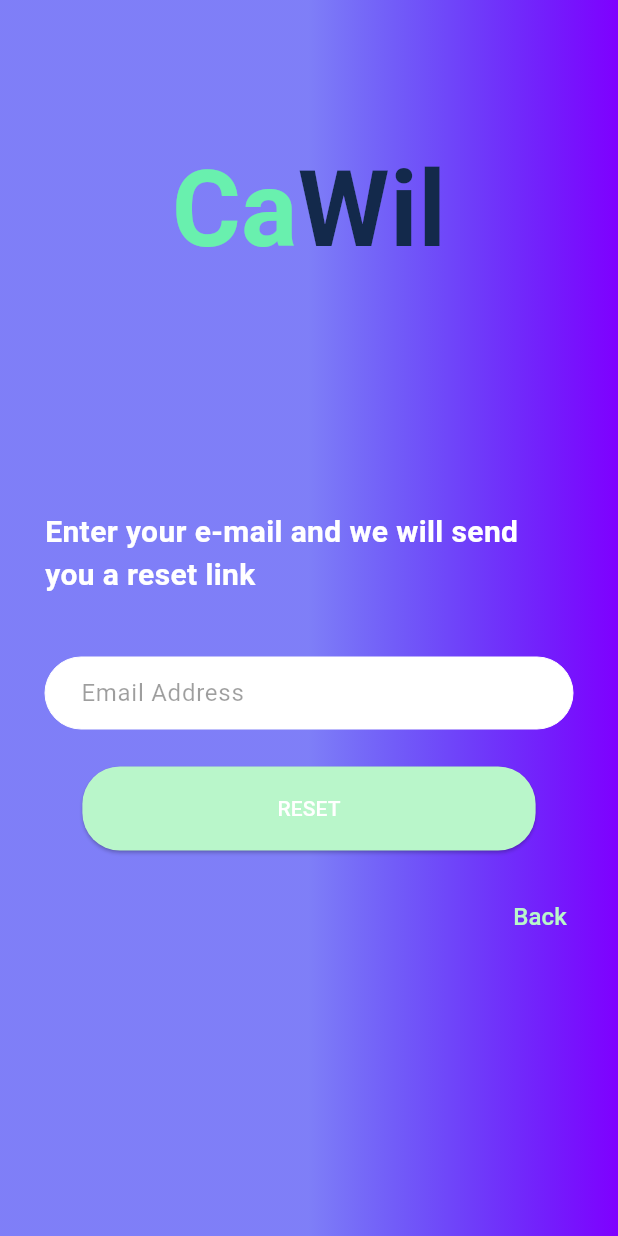
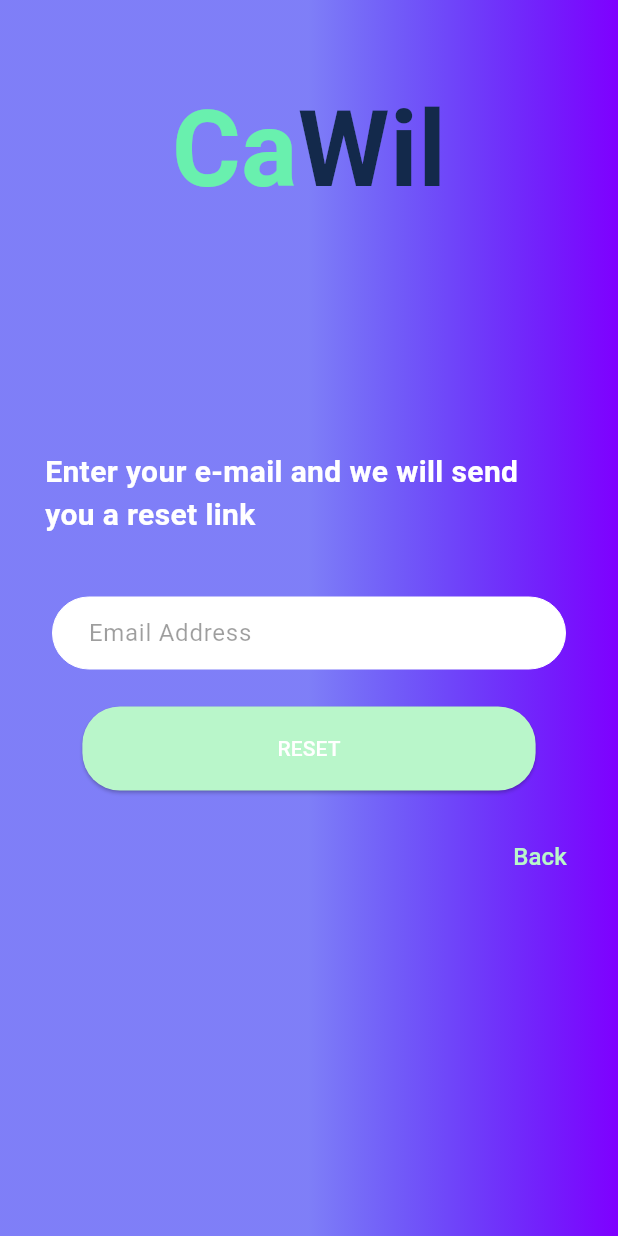
Before and after one commit to Khaleb165/cawil, a Flutter app: the ForgotPasswordPage screen opened directly, on a phone screen of 412 x 824 dp. Run offline on Flutter 3.47's test engine with Material 3 defaults, Android fonts, the phone set to English and light mode, and no system bars; our stand-ins replace cloud_firestore, dotted_line, firebase_auth, firebase_core, firebase_storage, flutter_custom_clippers and 4 more; accounts and stored records are empty.

Commit message:
add AppName and BuildTextfield widgets to forgot password screen, add few changes

```diff
--- a/lib/screens/forgot_password.dart
+++ b/lib/screens/forgot_password.dart
@@ -1,7 +1,9 @@
+import 'package:cawil/constants/colors.dart';
+import 'package:cawil/models/app_name.dart';
+import 'package:cawil/models/textfield.dart';
 import 'package:flutter/material.dart';
 
 import 'login.dart';
-
 
 class ForgotPasswordPage extends StatefulWidget {
   const ForgotPasswordPage({Key? key}) : super(key: key);
@@ -16,121 +18,80 @@ class _ForgotPasswordPageState extends State<ForgotPasswordPage> {
   @override
   Widget build(BuildContext context) {
     return Scaffold(
-      //resizeToAvoidBottomInset: false,
-      body: SingleChildScrollView(
-        child: Container(
+      resizeToAvoidBottomInset: false,
+      body: Container(
         decoration: BoxDecoration(
           gradient: LinearGradient(
-          colors: [const Color.fromRGBO(0, 7, 240,0.5),Color.fromRGBO(0, 7, 240,0.5), Color.fromRGBO(127,0,255,100)],
+            colors: [shade1, shade1, shade2],
             tileMode: TileMode.clamp,
           ),
-
         ),
-    child: Padding(
-    padding: const EdgeInsets.only(top: 90.0),
         child: Column(
-    // mainAxisAlignment: MainAxisAlignment.center,
           crossAxisAlignment: CrossAxisAlignment.center,
           children: [
-    Row(
-    mainAxisAlignment: MainAxisAlignment.center,
-    children: [
-    Text('Ca',
-    style: TextStyle(
-    fontSize: 70,
-    color: Colors.greenAccent,
-    fontWeight: FontWeight.bold
-    ),),
-    Text('Wil',
-    style: TextStyle(
-    fontSize: 70,
-    fontWeight: FontWeight.bold,
-    color: Color.fromRGBO(19, 41, 75, 1),
-    ),),
-    ]
-    ),
-    SizedBox(height: 150,),
+            SizedBox(height: 50),
+            AppName(fontSize: 70),
+            SizedBox(height: 150),
             Padding(
-    padding: const EdgeInsets.only(left: 30,right: 30),
-    child: Text('Enter your e-mail and we will send you a reset link',
+              padding: const EdgeInsets.symmetric(horizontal: 30),
+              child: Text(
+                'Enter your e-mail and we will send you a reset link',
                 style: TextStyle(
                   color: Colors.white,
                   fontSize: 20,
-    fontWeight: FontWeight.bold
+                  fontWeight: FontWeight.bold,
                 ),
               ),
             ),
-    SizedBox(height: 40,),
-
-    Padding(
-    padding: const EdgeInsets.only(left: 30.0,right: 30),
-    child: TextField(
-    style: TextStyle(color: Colors.black38),
+            SizedBox(height: 40),
+            BuildTextField(
               controller: _emailTextController,
-    keyboardType: TextInputType.emailAddress,
-    textInputAction: TextInputAction.done,
-    decoration: InputDecoration(
-    enabledBorder: OutlineInputBorder(
-    // width: 0.0 produces a thin "hairline" border
-    borderSide: const BorderSide(color: Colors.white, width: 0.0),
-    borderRadius: BorderRadius.circular(30),
+              keyboard: TextInputType.emailAddress,
+              inputAction: TextInputAction.done,
+              hintText: 'Email Address',
+              obscureText: false,
             ),
-
-    hintText: 'Email Address',
-    hintStyle: TextStyle(color: Colors.black38),
-    filled: true,
-    floatingLabelBehavior: FloatingLabelBehavior.never,
-    fillColor: Colors.white,
-    contentPadding: const EdgeInsets.fromLTRB(20, 10, 20, 10),
-    border: OutlineInputBorder(
-    borderRadius: BorderRadius.circular(30),
-    borderSide: BorderSide(width:1,style: BorderStyle.solid,color: Colors.black38)
-    )
-
+            SizedBox(height: 25),
+            Center(
+              child: ElevatedButton(
+                onPressed: () {},
+                style: TextButton.styleFrom(
+                  backgroundColor: Colors.greenAccent[100],
+                  padding: EdgeInsets.symmetric(horizontal: 130, vertical: 18),
+                  shape: RoundedRectangleBorder(
+                      borderRadius: BorderRadius.circular(25)),
+                ),
+                child: Text(
+                  'RESET',
+                  style: TextStyle(
+                    color: Colors.white,
                   ),
                 ),
               ),
-    SizedBox(height: 25,),
-        Center(
-          child:  ElevatedButton(
-            onPressed: (){
-             // Navigator.push(context, MaterialPageRoute(builder: (context) => LoginScreen()));
-            },
-            style: TextButton.styleFrom(
-              backgroundColor: Colors.greenAccent[100],
-              padding: EdgeInsets.symmetric(horizontal: 130,vertical: 18),
-              shape: RoundedRectangleBorder(borderRadius: BorderRadius.circular(25)),
             ),
-            child: Text('RESET',
-              style: TextStyle(
-                color: Colors.white,
-
-              ),),
-          ),
-        ),
-        SizedBox(height:20,),
-
+            SizedBox(height: 20),
             Padding(
               padding: const EdgeInsets.only(right: 20.0),
               child: Align(
                 alignment: Alignment.topRight,
-            child: TextButton(onPressed: (){
-              Navigator.pop(context, MaterialPageRoute(builder: (context) => LoginScreen()));
+                child: TextButton(
+                  onPressed: () {
+                    Navigator.pop(context,
+                        MaterialPageRoute(builder: (context) => LoginScreen()));
                   },
-                child: Text('Back',
+                  child: Text(
+                    'Back',
                     style: TextStyle(
                       fontSize: 16,
-                  color: Colors.greenAccent[100]
-                ),),
+                      color: Colors.greenAccent[100],
                     ),
                   ),
                 ),
-      SizedBox(height: 300,)
-
-    ]),
-    )
               ),
-      )
+            ),
+          ],
+        ),
+      ),
     );
   }
 }
```
Lines whose indentation alone changed are shown as unchanged.
